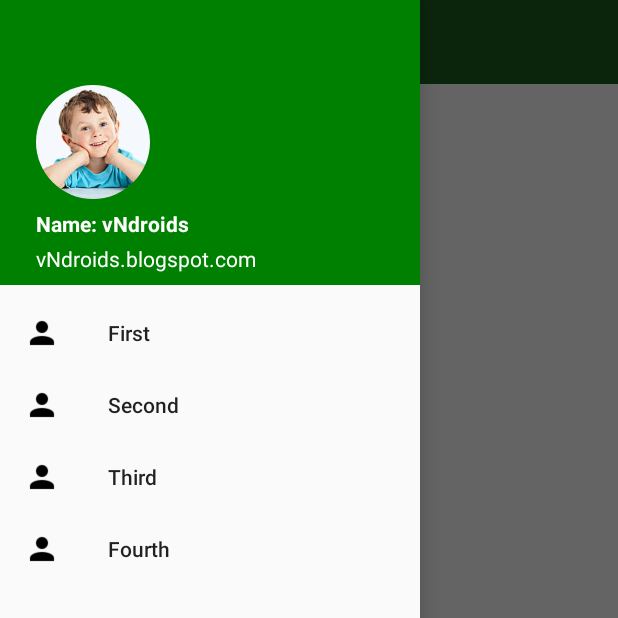
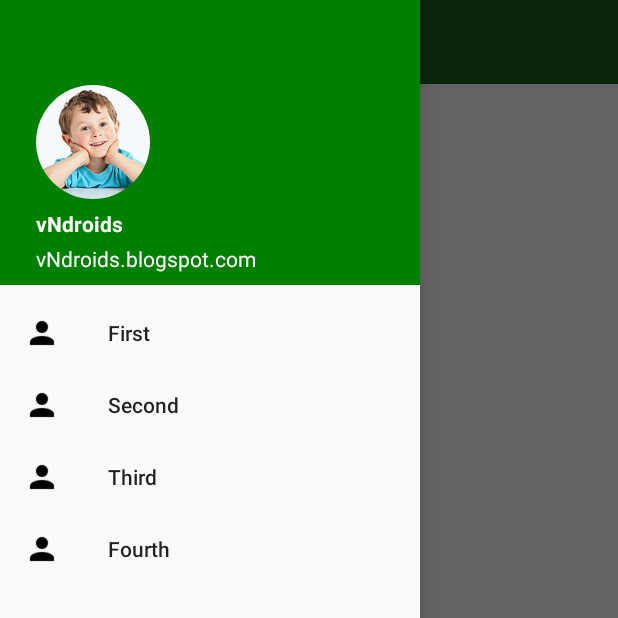
Before and after one commit to vNdroids/NavigationDrawer, an Android app: the screen it shows after launch (MainActivity), with the side drawer open, on a phone screen of 412 x 824 dp, the top half of it. Run offline under Robolectric (Android 15) with nearby library versions, the phone set to English and light mode, and no system bars; our stand-ins replace CircleImageView.

Commit message:
Simple Navigation Drawer

```diff
--- a/app/src/main/res/values/strings.xml
+++ b/app/src/main/res/values/strings.xml
@@ -1,6 +1,6 @@
 <resources>
     <string name="app_name">NavigationDrawer</string>
-    <string name="name">Name: vNdroids</string>
+    <string name="name">vNdroids</string>
     <string name="email">vNdroids.blogspot.com</string>
     <string name="First">First</string>
     <string name="Second">Second</string>
```
